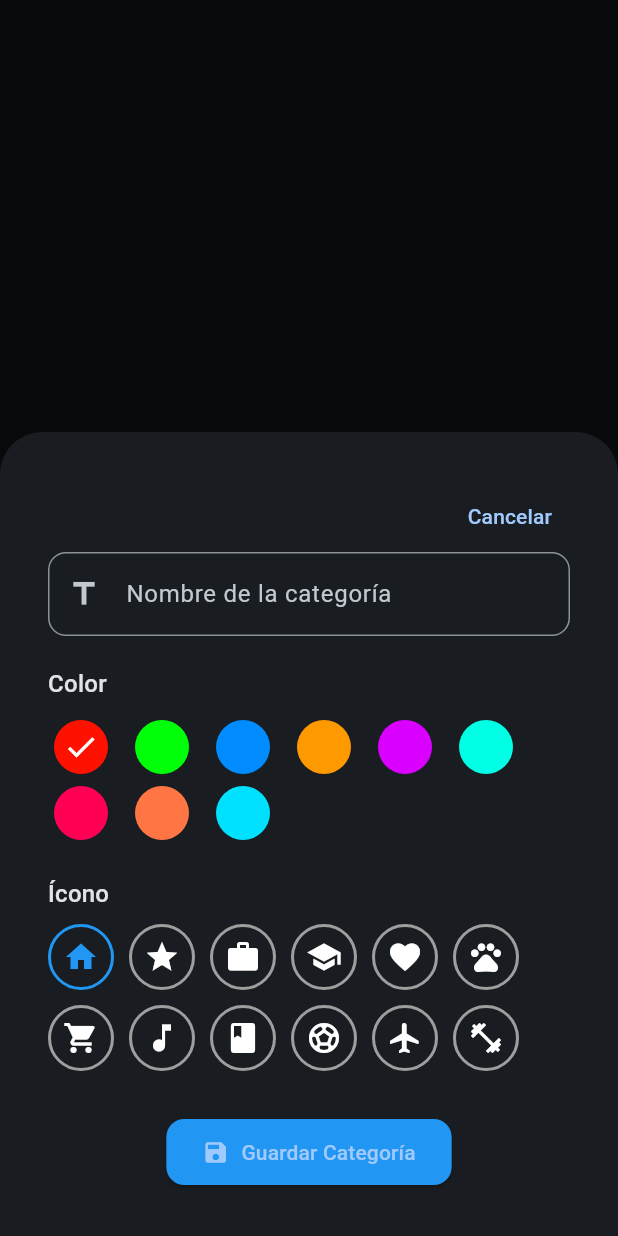
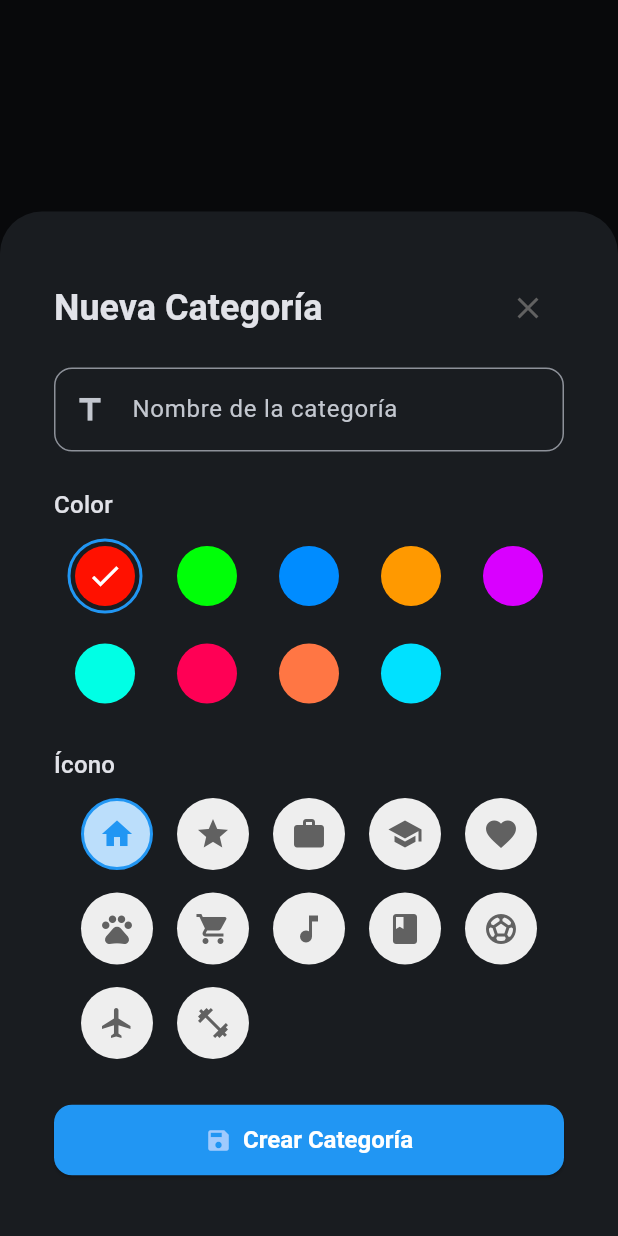
Before and after one commit to OscarAVJ/todo_app_flutter, a Flutter app: the CategoryScreen screen opened directly, after a tap on the "add" icon, on a phone screen of 412 x 824 dp. Run offline on Flutter 3.47's test engine with Material 3 defaults, Android fonts, the phone set to English and light mode, and no system bars; our stand-ins replace flutter_riverpod, go_router, isar; accounts and stored records are empty; generated files the repository leaves out were written again.

Commit message:
Enhance category and task management: implement equality and hashCode for CategoryEntity, update task entity to use IsarLink for category, refactor category provider methods, and improve UI components for category forms and items.

```diff
--- a/lib/data/domain/entities/category_entiti.dart
+++ b/lib/data/domain/entities/category_entiti.dart
@@ -15,4 +15,12 @@ class CategoryEntity {
     required this.color,
     this.icon,
   });
+  @override
+  bool operator ==(Object other) {
+    if (identical(this, other)) return true;
+    return other is CategoryEntity && other.id == id;
+  }
+
+  @override
+  int get hashCode => id.hashCode;
 }
--- a/lib/data/domain/entities/task_entity.dart
+++ b/lib/data/domain/entities/task_entity.dart
@@ -1,4 +1,5 @@
 import 'package:isar/isar.dart';
+import 'package:todo_app_flutter/data/domain/entities/category_entiti.dart';
 part 'task_entity.g.dart';
 
 @collection
@@ -10,7 +11,7 @@ class TaskEntity {
   final DateTime? createdAt;
   final DateTime? dueDate;
   bool isCompleted;
-  final int? categoryId;
+  final IsarLink<CategoryEntity> category = IsarLink(); // Relación real
 
   TaskEntity({
     this.id = Isar.autoIncrement,
@@ -19,6 +20,5 @@ class TaskEntity {
     this.createdAt,
     this.dueDate,
     this.isCompleted = false,
-    this.categoryId,
   });
 }
--- a/lib/presentation/providers/category_provider/category_provider.dart
+++ b/lib/presentation/providers/category_provider/category_provider.dart
@@ -46,9 +46,7 @@ class CategoryNotifier extends StateNotifier<List<CategoryEntity>> {
     ];
   }
 
-  Future<List<CategoryEntity>> loadAllCategories(
-    CategoryEntity category,
-  ) async {
+  Future<List<CategoryEntity>> loadAllCategories() async {
     final categories = await categoryRepository.loadAllCategories();
     state = categories;
     return categories;
--- a/lib/presentation/screens/category/category_screen.dart
+++ b/lib/presentation/screens/category/category_screen.dart
@@ -38,24 +38,6 @@ class CategoryScreenState extends ConsumerState<CategoryScreen> {
     Future.microtask(() {
       loadNextPage();
     });
-  }
-
-  void _showAddTaskModal(BuildContext context) {
-    showModalBottomSheet(
-      context: context,
-      isScrollControlled: true,
-      builder: (context) {
-        return Padding(
-          padding: EdgeInsets.only(
-            top: 16,
-            left: 16,
-            right: 16,
-            bottom: MediaQuery.of(context).viewInsets.bottom + 16,
-          ),
-          child: CategoryForm(),
-        );
-      },
-    );
   }
 
   @override
@@ -105,4 +87,22 @@ class CategoryScreenState extends ConsumerState<CategoryScreen> {
       ),
     );
   }
+
+  void _showAddTaskModal(BuildContext context) {
+    showModalBottomSheet(
+      context: context,
+      isScrollControlled: true,
+      builder: (context) {
+        return Padding(
+          padding: EdgeInsets.only(
+            top: 16,
+            left: 16,
+            right: 16,
+            bottom: MediaQuery.of(context).viewInsets.bottom + 16,
+          ),
+          child: CategoryForm(),
+        );
+      },
+    );
+  }
 }
--- a/lib/presentation/views/Home/home_view.dart
+++ b/lib/presentation/views/Home/home_view.dart
@@ -1,5 +1,6 @@
 import 'package:flutter/material.dart';
 import 'package:flutter_riverpod/flutter_riverpod.dart';
+
 import 'package:todo_app_flutter/presentation/screens/home/all_tab.dart';
 import 'package:todo_app_flutter/presentation/screens/home/compleated_tab.dart';
 import 'package:todo_app_flutter/presentation/screens/home/pending_tab.dart';
--- a/lib/presentation/widgets/category/category_form.dart
+++ b/lib/presentation/widgets/category/category_form.dart
@@ -14,6 +14,12 @@ class CategoryForm extends ConsumerStatefulWidget {
 }
 
 class CategoryFormState extends ConsumerState<CategoryForm> {
+  final formKey = GlobalKey<FormState>();
+  late final TextEditingController titleController;
+  late bool isNew;
+  Color? selectedColor;
+  IconData? selectedIcon;
+
   final List<IconData> iconOptions = [
     Icons.home,
     Icons.star,
@@ -30,28 +36,21 @@ class CategoryFormState extends ConsumerState<CategoryForm> {
   ];
 
   final List<Color> availableColors = [
-    const Color.fromARGB(255, 255, 17, 0),
-    const Color.fromARGB(255, 0, 255, 8),
-    const Color.fromARGB(255, 0, 140, 255),
-    const Color.fromARGB(255, 255, 153, 0),
-    const Color.fromARGB(255, 217, 0, 255),
-    const Color.fromARGB(255, 0, 255, 229),
-    const Color.fromARGB(255, 255, 0, 85),
-    const Color.fromARGB(255, 255, 118, 68),
-    const Color.fromARGB(255, 0, 225, 255),
+    Color(0xFFFF1100),
+    Color(0xFF00FF08),
+    Color(0xFF008CFF),
+    Color(0xFFFF9900),
+    Color(0xFFD900FF),
+    Color(0xFF00FFE5),
+    Color(0xFFFF0055),
+    Color(0xFFFF7644),
+    Color(0xFF00E1FF),
   ];
-
-  final formKey = GlobalKey<FormState>();
-  late final TextEditingController titleController;
-  Color? selectedColor;
-  IconData? selectedIcon;
-  late bool isNew;
 
   @override
   void initState() {
     super.initState();
-    final item = widget.category;
-    isNew = item == null;
+    isNew = widget.category == null;
     titleController = TextEditingController(text: widget.category?.name ?? '');
     selectedColor =
         widget.category?.color != null
@@ -71,132 +70,174 @@ class CategoryFormState extends ConsumerState<CategoryForm> {
 
   @override
   Widget build(BuildContext context) {
+    final theme = Theme.of(context);
+
     return SingleChildScrollView(
-      child: Padding(
-        padding: const EdgeInsets.all(16),
+      padding: EdgeInsets.only(
+        top: 24,
+        left: 20,
+        right: 20,
+        bottom: MediaQuery.of(context).viewInsets.bottom + 24,
+      ),
       child: Form(
         key: formKey,
         child: Column(
           mainAxisSize: MainAxisSize.min,
-            crossAxisAlignment: CrossAxisAlignment.start,
           children: [
-              Align(
-                alignment: Alignment.topRight,
-                child: TextButton(
-                  onPressed: () {
-                    Navigator.pop(context);
-                  },
-                  child: Text('Cancelar'),
+            /// Título del formulario
+            Row(
+              children: [
+                Expanded(
+                  child: Text(
+                    isNew ? 'Nueva Categoría' : 'Editar Categoría',
+                    style: theme.textTheme.headlineSmall?.copyWith(
+                      fontWeight: FontWeight.bold,
                     ),
                   ),
+                ),
+                IconButton(
+                  onPressed: () => Navigator.pop(context),
+                  icon: Icon(Icons.close, color: Colors.grey[700]),
+                ),
+              ],
+            ),
+            const SizedBox(height: 16),
+
+            /// Campo de texto
             TextFormField(
               controller: titleController,
               decoration: InputDecoration(
                 labelText: 'Nombre de la categoría',
-                  prefixIcon: Icon(Icons.title),
+                prefixIcon: const Icon(Icons.title),
                 border: OutlineInputBorder(
                   borderRadius: BorderRadius.circular(12),
                 ),
               ),
-                validator: (value) {
-                  if (value == null || value.isEmpty) {
-                    return 'Por favor ingresa un título';
-                  }
-                  return null;
-                },
+              validator:
+                  (value) =>
+                      (value == null || value.isEmpty)
+                          ? 'Campo obligatorio'
+                          : null,
             ),
-              const SizedBox(height: 20),
-              Text('Color', style: Theme.of(context).textTheme.titleMedium),
-              const SizedBox(height: 8),
+
+            const SizedBox(height: 24),
+
+            /// Selector de color
+            Align(
+              alignment: Alignment.centerLeft,
+              child: Text('Color', style: theme.textTheme.titleMedium),
+            ),
+            const SizedBox(height: 10),
             Wrap(
-                spacing: 10,
+              spacing: 18,
+              runSpacing: 15,
               children:
                   availableColors.map((color) {
+                    final isSelected = selectedColor?.value == color.value;
                     return GestureDetector(
                       onTap: () {
-                          setState(() {
-                            selectedColor = color;
-                          });
+                        setState(() => selectedColor = color);
                       },
-                        child: Padding(
-                          padding: const EdgeInsets.all(4.0),
+                      child: AnimatedContainer(
+                        duration: Duration(milliseconds: 200),
+                        padding: const EdgeInsets.all(3),
+                        decoration: BoxDecoration(
+                          shape: BoxShape.circle,
+                          border: Border.all(
+                            color:
+                                isSelected ? Colors.blue : Colors.transparent,
+                            width: 2,
+                          ),
+                        ),
                         child: CircleAvatar(
                           backgroundColor: color,
-                            radius: 18,
+                          radius: 20,
                           child:
-                                selectedColor?.value == color.value
-                                    ? const Icon(
-                                      Icons.check,
-                                      color: Colors.white,
-                                    )
+                              isSelected
+                                  ? const Icon(Icons.check, color: Colors.white)
                                   : null,
                         ),
                       ),
                     );
                   }).toList(),
             ),
-              const SizedBox(height: 20),
-              Text('Ícono', style: Theme.of(context).textTheme.titleMedium),
-              const SizedBox(height: 8),
+
+            const SizedBox(height: 24),
+
+            /// Selector de íconos
+            Align(
+              alignment: Alignment.centerLeft,
+              child: Text('Ícono', style: theme.textTheme.titleMedium),
+            ),
+            const SizedBox(height: 10),
             Wrap(
-                spacing: 10,
-                runSpacing: 10,
+              spacing: 16,
+              runSpacing: 15,
               children:
                   iconOptions.map((icon) {
+                    final isSelected = selectedIcon == icon;
                     return GestureDetector(
                       onTap: () {
-                          setState(() {
-                            selectedIcon = icon;
-                          });
+                        setState(() => selectedIcon = icon);
                       },
-                        child: Container(
+                      child: AnimatedContainer(
+                        duration: Duration(milliseconds: 200),
+                        padding: const EdgeInsets.all(10),
                         decoration: BoxDecoration(
                           shape: BoxShape.circle,
+                          color:
+                              isSelected
+                                  ? Colors.blue.shade100
+                                  : Colors.grey[200],
                           border: Border.all(
                             color:
-                                  selectedIcon == icon
-                                      ? Colors.blue
-                                      : Colors.grey,
+                                isSelected ? Colors.blue : Colors.transparent,
                             width: 2,
                           ),
                         ),
-                          padding: const EdgeInsets.all(8),
                         child: Icon(
                           icon,
-                            color:
-                                selectedIcon == icon
-                                    ? Colors.blue
-                                    : const Color.fromARGB(255, 255, 255, 255),
+                          size: 24,
+                          color: isSelected ? Colors.blue : Colors.grey[700],
                         ),
                       ),
                     );
                   }).toList(),
             ),
+
             const SizedBox(height: 30),
-              Center(
+
+            /// Botón Guardar
+            SizedBox(
+              width: double.infinity,
               child: ElevatedButton.icon(
                 icon: const Icon(Icons.save),
-                  label: const Text('Guardar Categoría'),
+                label: Text(
+                  isNew ? 'Crear Categoría' : 'Actualizar',
+                  style: TextStyle(color: Colors.white),
+                ),
                 style: ElevatedButton.styleFrom(
-                    backgroundColor: Colors.blue,
                   padding: const EdgeInsets.symmetric(
                     horizontal: 24,
-                      vertical: 12,
+                    vertical: 14,
                   ),
+                  backgroundColor: Colors.blue,
                   shape: RoundedRectangleBorder(
                     borderRadius: BorderRadius.circular(12),
                   ),
+                  textStyle: const TextStyle(
+                    fontSize: 16,
+                    fontWeight: FontWeight.w600,
                   ),
-                  onPressed: () async {
+                ),
+                onPressed: () {
                   if (formKey.currentState!.validate()) {
-                      // Aquí iría el guardado
                     createCategory();
                   }
                 },
               ),
             ),
           ],
-          ),
         ),
       ),
     );
```
Also changed, not shown: lib/presentation/widgets/category/category_item.dart (+33 -37 lines), lib/presentation/widgets/task/task_form.dart (+117 -28 lines), lib/data/domain/entities/category_entiti.g.dart, lib/data/domain/entities/task_entity.g.dart. Lines whose indentation alone changed are shown as unchanged.
